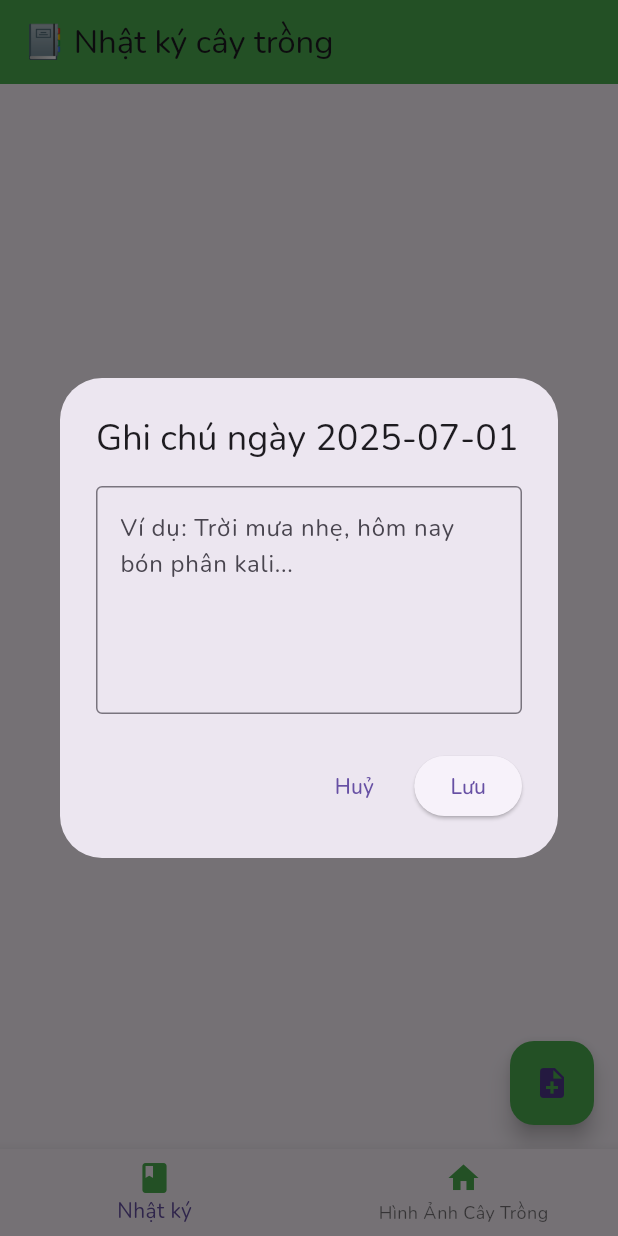
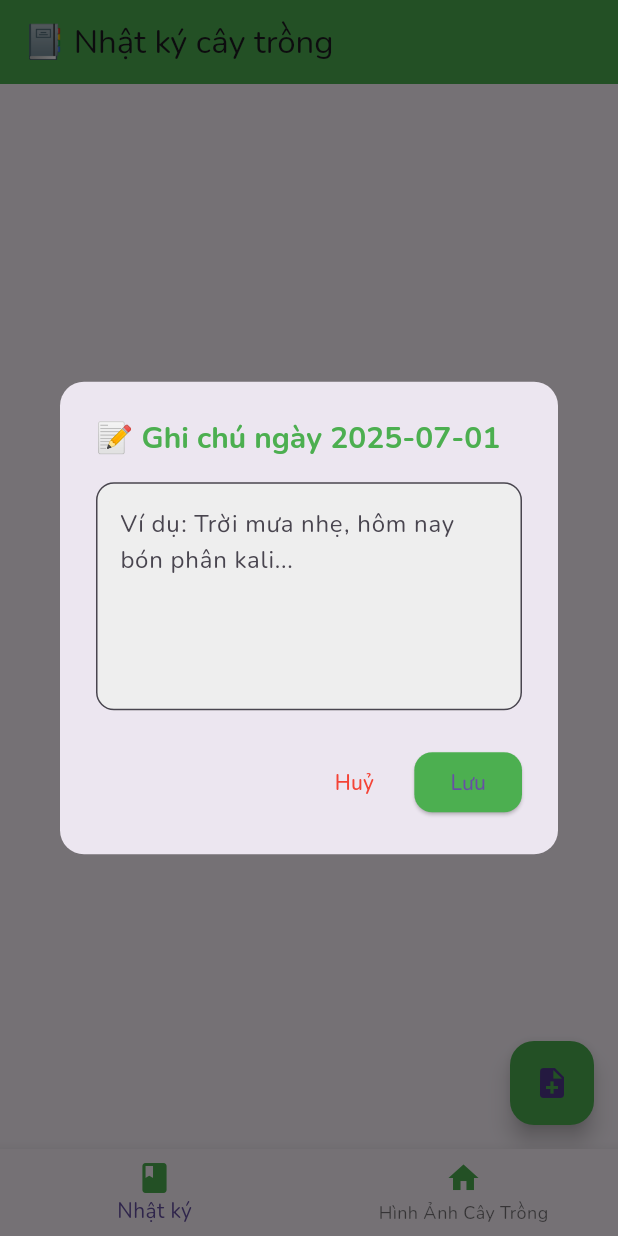
Before and after one commit to dongphanit/aopnext3, a Flutter app: the screen it shows after launch, after a tap on the "note add" icon, on a phone screen of 412 x 824 dp. Run offline on Flutter 3.47's test engine with Material 3 defaults, Android fonts, the phone set to English and light mode, and no system bars; our stand-ins replace google_fonts, image_picker.

Commit message:
fix setting

```diff
--- a/lib/plant_diary.dart
+++ b/lib/plant_diary.dart
@@ -33,7 +33,6 @@ class _PlantDiaryScreenState extends State<PlantDiaryScreen> {
       notes = files;
     });
   }
-
   Future<void> addNote() async {
     final controller = TextEditingController();
     final now = DateTime.now();
@@ -42,24 +41,52 @@ class _PlantDiaryScreenState extends State<PlantDiaryScreen> {
     await showDialog(
       context: context,
       builder: (ctx) => AlertDialog(
-        title: Text("Ghi chú ngày $dateStr"),
+        shape: RoundedRectangleBorder(
+          borderRadius: BorderRadius.circular(16),
+        ),
+        title: Text(
+          "📝 Ghi chú ngày $dateStr",
+          style: const TextStyle(
+            fontWeight: FontWeight.bold,
+            fontSize: 20,
+            color: Color(0xFF4CAF50),
+          ),
+        ),
         content: TextField(
           controller: controller,
           maxLines: 5,
-          decoration: const InputDecoration(
+          decoration: InputDecoration(
             hintText: "Ví dụ: Trời mưa nhẹ, hôm nay bón phân kali...",
-            border: OutlineInputBorder(),
+            border: OutlineInputBorder(
+              borderRadius: BorderRadius.circular(12),
+            ),
+            filled: true,
+            fillColor: Colors.grey[200],
           ),
         ),
         actions: [
-          TextButton(onPressed: () => Navigator.pop(ctx), child: const Text("Huỷ")),
+          TextButton(
+            onPressed: () => Navigator.pop(ctx),
+            child: const Text(
+              "Huỷ",
+              style: TextStyle(color: Colors.red),
+            ),
+          ),
           ElevatedButton(
+            style: ElevatedButton.styleFrom(
+              backgroundColor: const Color(0xFF4CAF50),
+              shape: RoundedRectangleBorder(
+                borderRadius: BorderRadius.circular(12),
+              ),
+            ),
             onPressed: () async {
               final dir = await getNoteDir();
               final noteFile = File('${dir.path}/$dateStr-${DateTime.now().microsecondsSinceEpoch}.txt');
               await noteFile.writeAsString(controller.text);
-              Navigator.pop(ctx);
-              await loadNotes();
+              if (mounted) {
+                Navigator.pop(ctx);
+                await loadNotes();
+              }
             },
             child: const Text("Lưu"),
           ),
@@ -110,7 +137,6 @@ class _PlantDiaryScreenState extends State<PlantDiaryScreen> {
     );
   }
 }
-
 class DiaryDetailScreen extends StatelessWidget {
   final String date;
   final String content;
@@ -120,12 +146,41 @@ class DiaryDetailScreen extends StatelessWidget {
   @override
   Widget build(BuildContext context) {
     return Scaffold(
-      appBar: AppBar(title: Text("📝 Ghi chú ngày $date")),
+      appBar: AppBar(
+        title: Text("📝 Ghi chú ngày $date"),
+        backgroundColor: const Color(0xFF4CAF50),
+      ),
       body: Padding(
         padding: const EdgeInsets.all(16),
-        child: Text(
-          content,
-          style: const TextStyle(fontSize: 16),
+        child: Card(
+          elevation: 4,
+          shape: RoundedRectangleBorder(
+            borderRadius: BorderRadius.circular(12),
+          ),
+          child: Padding(
+            padding: const EdgeInsets.all(16),
+            child: Column(
+              crossAxisAlignment: CrossAxisAlignment.start,
+              children: [
+                Text(
+                  "Ngày: $date",
+                  style: const TextStyle(
+                    fontSize: 18,
+                    fontWeight: FontWeight.bold,
+                    color: Color(0xFF4CAF50),
+                  ),
+                ),
+                const SizedBox(height: 16),
+                Text(
+                  content,
+                  style: const TextStyle(
+                    fontSize: 16,
+                    height: 1.5,
+                  ),
+                ),
+              ],
+            ),
+          ),
         ),
       ),
     );
```
Also changed, not shown: 2 other files.
